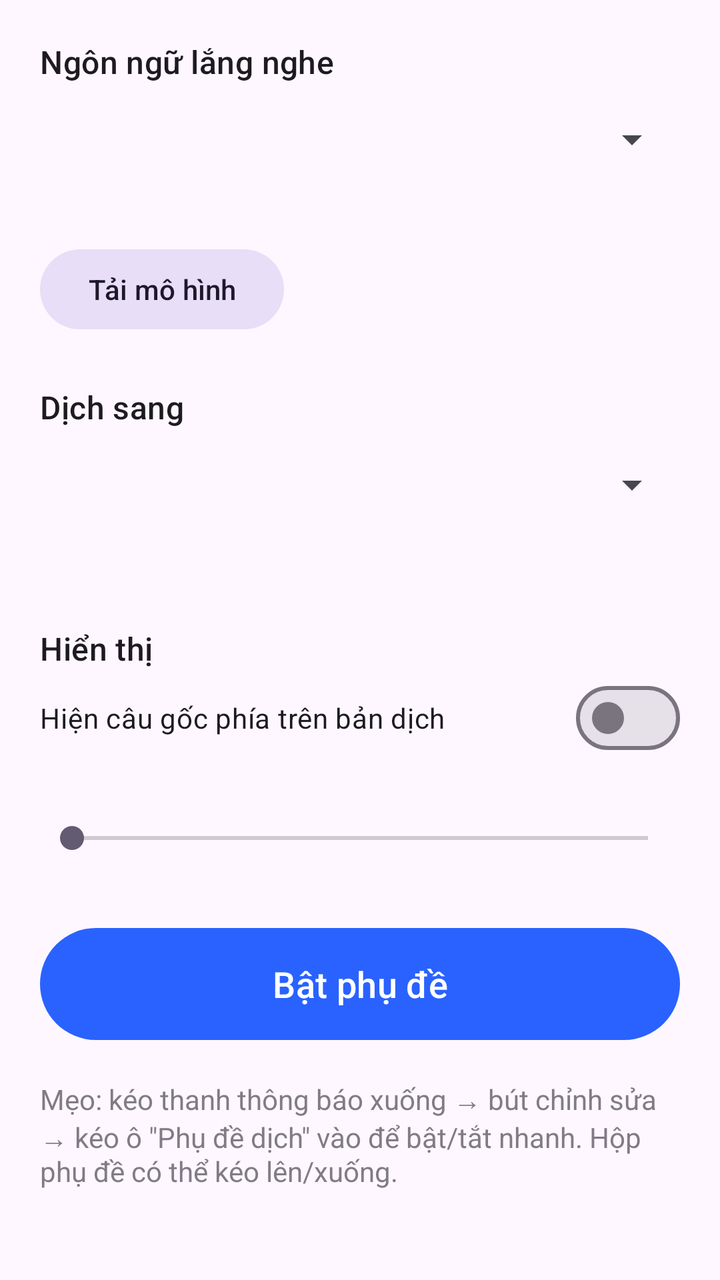
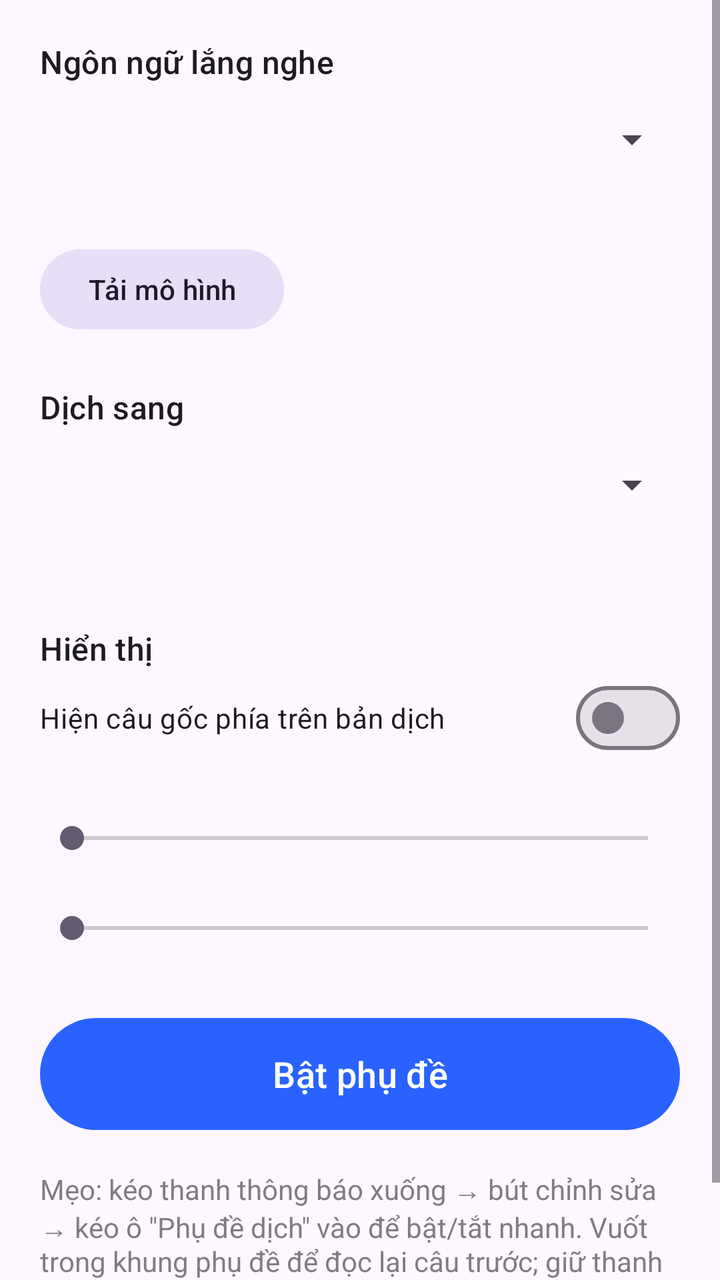

An Android layout rendered at two revisions. The XML below is the earlier revision; the diff shows what the commit changed to produce the second picture.
<!-- AndroidManifest.xml: application theme Theme.SubTranslator -->
<!-- res/layout/activity_main.xml -->
<?xml version="1.0" encoding="utf-8"?>
<ScrollView xmlns:android="http://schemas.android.com/apk/res/android"
    android:layout_width="match_parent"
    android:layout_height="match_parent"
    android:fillViewport="true">

    <LinearLayout
        android:layout_width="match_parent"
        android:layout_height="wrap_content"
        android:orientation="vertical"
        android:padding="20dp">

        <TextView
            style="@style/TextAppearance.Material3.TitleMedium"
            android:layout_width="wrap_content"
            android:layout_height="wrap_content"
            android:text="@string/source_language" />

        <Spinner
            android:id="@+id/sourceSpinner"
            android:layout_width="match_parent"
            android:layout_height="48dp"
            android:layout_marginTop="4dp" />

        <TextView
            android:id="@+id/voskStatus"
            android:layout_width="match_parent"
            android:layout_height="wrap_content"
            android:layout_marginTop="4dp" />

        <com.google.android.material.progressindicator.LinearProgressIndicator
            android:id="@+id/voskProgress"
            android:layout_width="match_parent"
            android:layout_height="wrap_content"
            android:layout_marginTop="6dp"
            android:max="100"
            android:visibility="gone" />

        <Button
            android:id="@+id/voskButton"
            style="@style/Widget.Material3.Button.TonalButton"
            android:layout_width="wrap_content"
            android:layout_height="wrap_content"
            android:layout_marginTop="4dp"
            android:text="@string/download_model" />

        <TextView
            style="@style/TextAppearance.Material3.TitleMedium"
            android:layout_width="wrap_content"
            android:layout_height="wrap_content"
            android:layout_marginTop="24dp"
            android:text="@string/target_language" />

        <Spinner
            android:id="@+id/targetSpinner"
            android:layout_width="match_parent"
            android:layout_height="48dp"
            android:layout_marginTop="4dp" />

        <TextView
            android:id="@+id/translateStatus"
            android:layout_width="match_parent"
            android:layout_height="wrap_content"
            android:layout_marginTop="4dp" />

        <Button
            android:id="@+id/translateButton"
            style="@style/Widget.Material3.Button.TonalButton"
            android:layout_width="wrap_content"
            android:layout_height="wrap_content"
            android:layout_marginTop="4dp"
            android:text="@string/download_translation"
            android:visibility="gone" />

        <TextView
            style="@style/TextAppearance.Material3.TitleMedium"
            android:layout_width="wrap_content"
            android:layout_height="wrap_content"
            android:layout_marginTop="24dp"
            android:text="@string/display" />

        <com.google.android.material.materialswitch.MaterialSwitch
            android:id="@+id/showOriginal"
            android:layout_width="match_parent"
            android:layout_height="wrap_content"
            android:text="@string/show_original" />

        <TextView
            android:id="@+id/textSizeLabel"
            android:layout_width="wrap_content"
            android:layout_height="wrap_content"
            android:layout_marginTop="8dp" />

        <SeekBar
            android:id="@+id/textSize"
            android:layout_width="match_parent"
            android:layout_height="wrap_content"
            android:max="20" />

        <Button
            android:id="@+id/toggleButton"
            android:layout_width="match_parent"
            android:layout_height="64dp"
            android:layout_marginTop="32dp"
            android:text="@string/start_subtitles"
            android:textSize="18sp" />

        <Button
            android:id="@+id/addTileButton"
            style="@style/Widget.Material3.Button.OutlinedButton"
            android:layout_width="match_parent"
            android:layout_height="wrap_content"
            android:layout_marginTop="8dp"
            android:text="@string/add_tile"
            android:visibility="gone" />

        <TextView
            android:layout_width="match_parent"
            android:layout_height="wrap_content"
            android:layout_marginTop="16dp"
            android:alpha="0.7"
            android:text="@string/tile_hint" />
    </LinearLayout>
</ScrollView>
<!-- resources referenced by this layout -->
<resources>
  <string name="add_tile">Thêm nút vào bảng điều khiển nhanh</string>
  <string name="display">Hiển thị</string>
  <string name="download_model">Tải mô hình</string>
  <string name="download_translation">Tải gói dịch</string>
  <string name="show_original">Hiện câu gốc phía trên bản dịch</string>
  <string name="source_language">Ngôn ngữ lắng nghe</string>
  <string name="start_subtitles">Bật phụ đề</string>
  <string name="target_language">Dịch sang</string>
  <string name="tile_hint">Mẹo: kéo thanh thông báo xuống → bút chỉnh sửa → kéo ô \"Phụ đề dịch\" vào để bật/tắt nhanh. Hộp phụ đề có thể kéo lên/xuống.</string>
  <style name="Theme.SubTranslator" parent="Theme.Material3.DayNight">
          <item name="colorPrimary">@color/brand</item>
      </style>
  <color name="brand">#2962FF</color>
</resources>

<!-- the commit's change to res/layout/activity_main.xml (unified diff, before → after) -->
@@ -97,6 +97,18 @@
             android:layout_height="wrap_content"
             android:max="20" />
 
+        <TextView
+            android:id="@+id/visibleLinesLabel"
+            android:layout_width="wrap_content"
+            android:layout_height="wrap_content"
+            android:layout_marginTop="8dp" />
+
+        <SeekBar
+            android:id="@+id/visibleLines"
+            android:layout_width="match_parent"
+            android:layout_height="wrap_content"
+            android:max="7" />
+
         <Button
             android:id="@+id/toggleButton"
             android:layout_width="match_parent"
<!-- resource entries referenced after the edit -->
@@ -8,7 +8,7 @@
   <string name="source_language">Ngôn ngữ lắng nghe</string>
   <string name="start_subtitles">Bật phụ đề</string>
   <string name="target_language">Dịch sang</string>
-  <string name="tile_hint">Mẹo: kéo thanh thông báo xuống → bút chỉnh sửa → kéo ô \"Phụ đề dịch\" vào để bật/tắt nhanh. Hộp phụ đề có thể kéo lên/xuống.</string>
+  <string name="tile_hint">Mẹo: kéo thanh thông báo xuống → bút chỉnh sửa → kéo ô \"Phụ đề dịch\" vào để bật/tắt nhanh. Vuốt trong khung phụ đề để đọc lại câu trước; giữ thanh nhỏ ở trên cùng để kéo khung lên/xuống. Đổi cài đặt hiển thị sẽ áp dụng ở lần bật sau.</string>
   <style name="Theme.SubTranslator" parent="Theme.Material3.DayNight">
           <item name="colorPrimary">@color/brand</item>
       </style>
